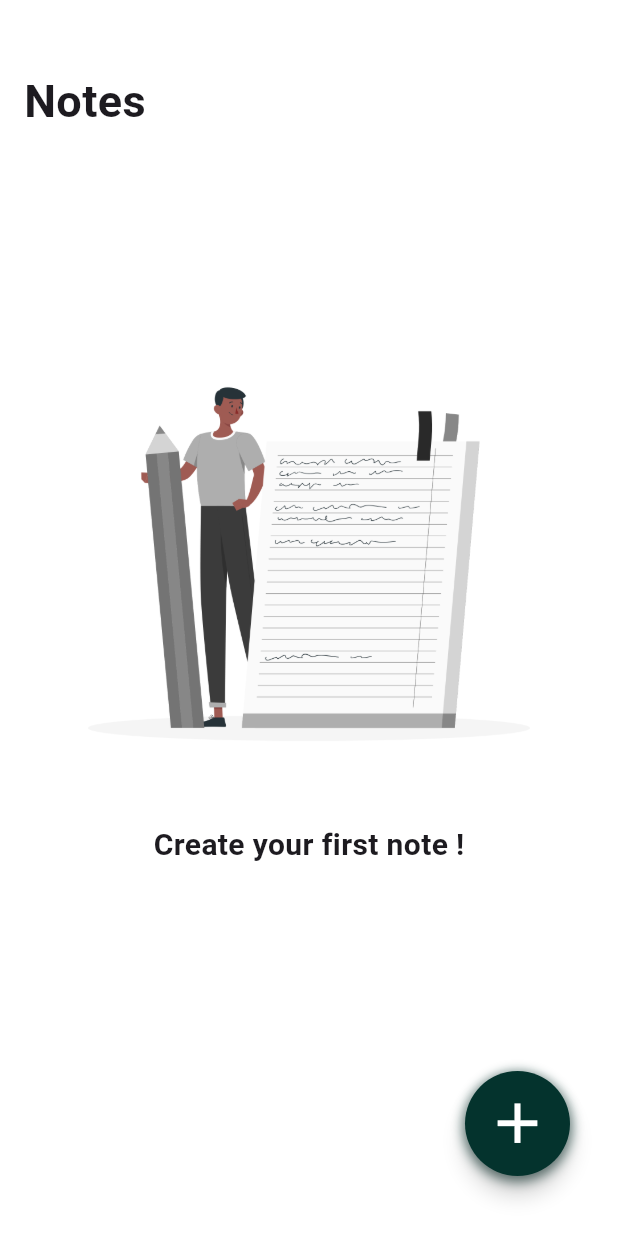
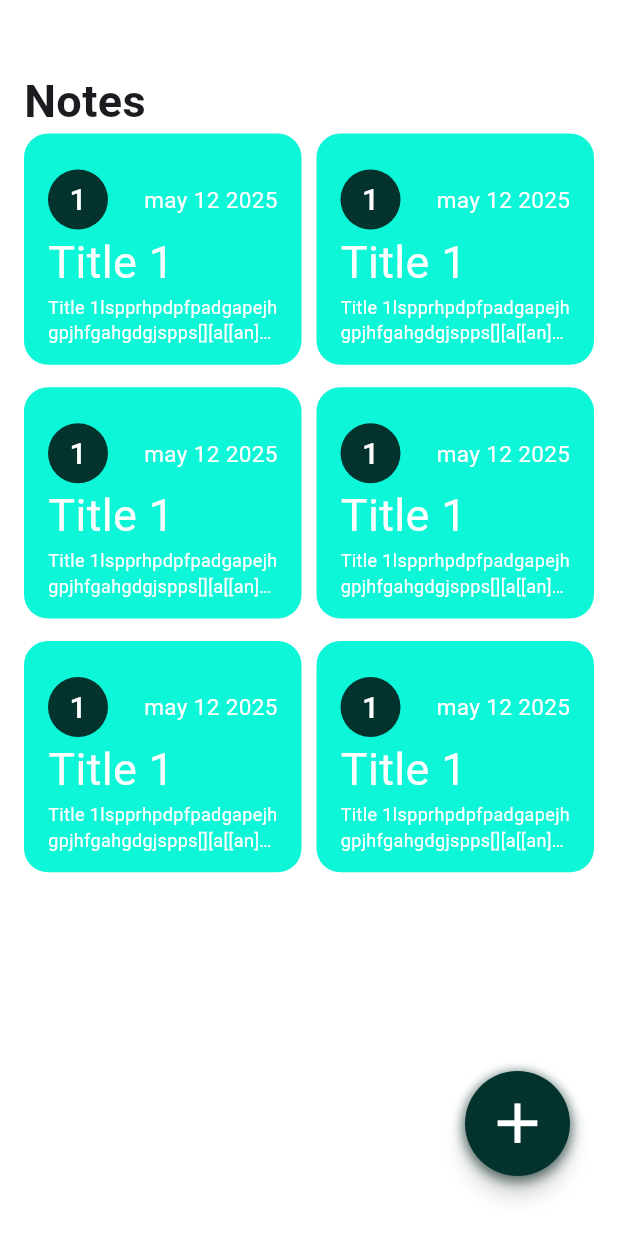
Before and after one commit to hatemf934/notes, a Flutter app: the HomeScreen screen opened by its route, on a phone screen of 412 x 824 dp. Run offline on Flutter 3.47's test engine with Material 3 defaults, Android fonts, the phone set to English and light mode, and no system bars.

Commit message:
create note item

```diff
--- a/lib/views/home_screen.dart
+++ b/lib/views/home_screen.dart
@@ -1,7 +1,7 @@
 import 'package:flutter/material.dart';
 import 'package:note_demo/constant.dart';
 import 'package:note_demo/widgets/custom_floating_action_button.dart';
-import 'package:note_demo/widgets/empty_notes.dart';
+import 'package:note_demo/widgets/custom_grid_view.dart';
 
 class HomeScreen extends StatelessWidget {
   const HomeScreen({super.key});
@@ -22,10 +22,7 @@ class HomeScreen extends StatelessWidget {
                 "Notes",
                 style: TextStyle(fontSize: 30, fontWeight: FontWeight.bold),
               ),
-              SizedBox(
-                height: 80,
-              ),
-              EmptyNotes()
+              Expanded(child: CustomGridView())
             ],
           ),
         ),
--- /dev/null
+++ b/lib/widgets/custom_grid_view.dart
@@ -0,0 +1,21 @@
+import 'package:flutter/material.dart';
+import 'package:note_demo/widgets/note_item.dart';
+
+class CustomGridView extends StatelessWidget {
+  const CustomGridView({super.key});
+
+  @override
+  Widget build(BuildContext context) {
+    return GridView.builder(
+        itemCount: 6,
+        gridDelegate: const SliverGridDelegateWithFixedCrossAxisCount(
+          crossAxisCount: 2,
+          childAspectRatio: 1.2,
+          crossAxisSpacing: 10,
+          mainAxisSpacing: 15,
+        ),
+        itemBuilder: (context, index) {
+          return NoteItem();
+        });
+  }
+}
--- a/lib/widgets/empty_notes.dart
+++ b/lib/widgets/empty_notes.dart
@@ -8,6 +8,9 @@ class EmptyNotes extends StatelessWidget {
   Widget build(BuildContext context) {
     return Column(
       children: [
+        const SizedBox(
+          height: 130,
+        ),
         Image.asset(
           kImage,
         ),
--- /dev/null
+++ b/lib/widgets/note_item.dart
@@ -0,0 +1,57 @@
+import 'package:flutter/material.dart';
+import 'package:note_demo/constant.dart';
+
+class NoteItem extends StatelessWidget {
+  const NoteItem({super.key});
+
+  @override
+  Widget build(BuildContext context) {
+    return GestureDetector(
+      onTap: () {},
+      child: Container(
+        padding:
+            const EdgeInsets.only(top: 24, bottom: 12, left: 16, right: 16),
+        decoration: BoxDecoration(
+          color: const Color.fromARGB(255, 12, 246, 215),
+          borderRadius: BorderRadius.circular(16),
+        ),
+        child: const Column(
+          crossAxisAlignment: CrossAxisAlignment.start,
+          children: [
+            Row(
+              mainAxisAlignment: MainAxisAlignment.spaceBetween,
+              children: [
+                CircleAvatar(
+                  backgroundColor: kSecondaryColor,
+                  child: Center(
+                    child: Text(
+                      '1',
+                      style: TextStyle(color: kPrimaryColor, fontSize: 20),
+                    ),
+                  ),
+                ),
+                Text(
+                  "may 12 2025",
+                  style: TextStyle(color: kPrimaryColor, fontSize: 15),
+                ),
+              ],
+            ),
+            // SizedBox(
+            //   height: 20,
+            // ),
+            Text(
+              "Title 1",
+              style: TextStyle(color: kPrimaryColor, fontSize: 30),
+            ),
+            Text(
+              maxLines: 2,
+              overflow: TextOverflow.ellipsis,
+              "Title 1lspprhpdpfpadgapejhgpjhfgahgdgjspps[][a[[an]hhhasopaspfj]]",
+              style: TextStyle(color: kPrimaryColor, fontSize: 12),
+            ),
+          ],
+        ),
+      ),
+    );
+  }
+}
```
